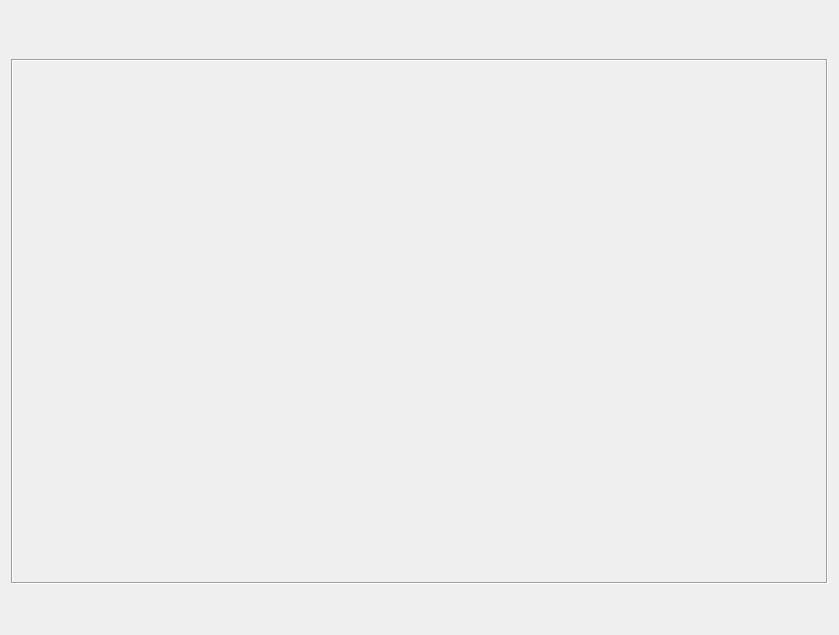
Before: the Qt Designer form shell/homepagewidget.ui in ukui/ukui-control-center, drawn with Qt 5.
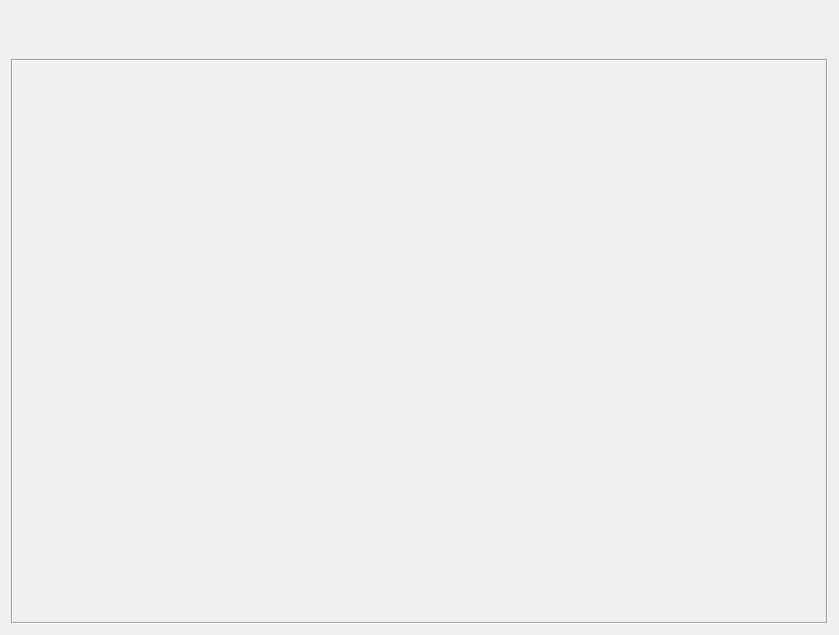
After: the same form once the commit is applied. Custom widgets are drawn as their Qt base class.

Commit message:
fix(HomePage): HomePage
Description: HomePage

Log: 去掉底部固定弹簧

```diff
--- a/shell/homepagewidget.ui
+++ b/shell/homepagewidget.ui
@@ -80,7 +80,7 @@
            <x>0</x>
            <y>0</y>
            <width>817</width>
-           <height>513</height>
+           <height>559</height>
           </rect>
          </property>
          <property name="maximumSize">
@@ -115,22 +115,6 @@
      </layout>
     </widget>
    </item>
-   <item>
-    <spacer name="verticalSpacer_2">
-     <property name="orientation">
-      <enum>Qt::Vertical</enum>
-     </property>
-     <property name="sizeType">
-      <enum>QSizePolicy::Fixed</enum>
-     </property>
-     <property name="sizeHint" stdset="0">
-      <size>
-       <width>20</width>
-       <height>40</height>
-      </size>
-     </property>
-    </spacer>
-   </item>
   </layout>
  </widget>
  <customwidgets>
```
